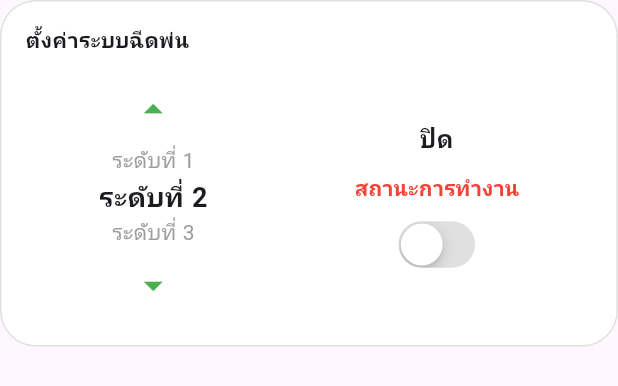
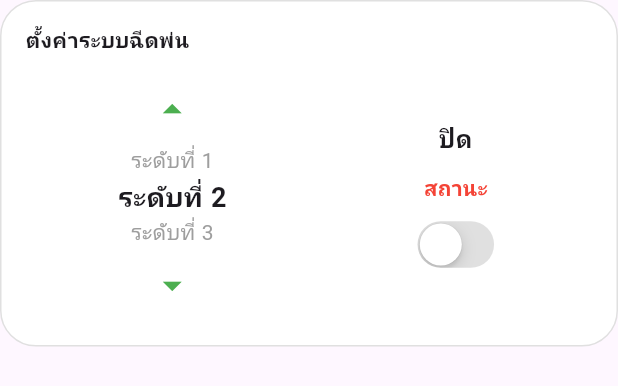
Before and after one commit to Praewawawa/chemicalsprayingchemicalspraying-App, a Flutter app: the SprayControlCard widget shown alone on an empty page, opened directly, on a phone screen of 412 x 824 dp. Shown: the top 386 px of the screen. Run offline on Flutter 3.47's test engine with Material 3 defaults, Android fonts, the phone set to English and light mode, and no system bars; our stand-ins replace auto_route, flutter_map, google_maps_flutter, latlong2, shared_preferences; missing offline and left inert: mqtt_client; accounts and stored records are empty; network calls fail.

Commit message:
Initial commit

```diff
--- a/lib/screen/addprofile.dart
+++ b/lib/screen/addprofile.dart
@@ -341,7 +341,7 @@ Widget build(BuildContext context) {
             ),
             const SizedBox(height: 12),
             Text(
-              "สถานะการทำงาน",
+              "สถานะ",
               style: TextStyle(
                 color: isSprayOn ? Colors.green : Colors.red,
                 fontSize: 14,
```
